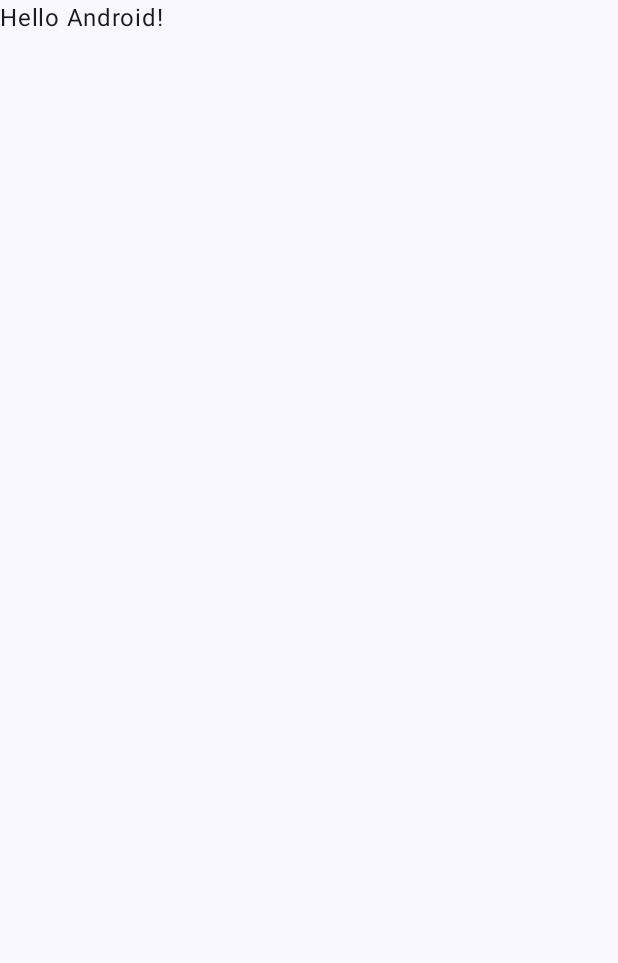
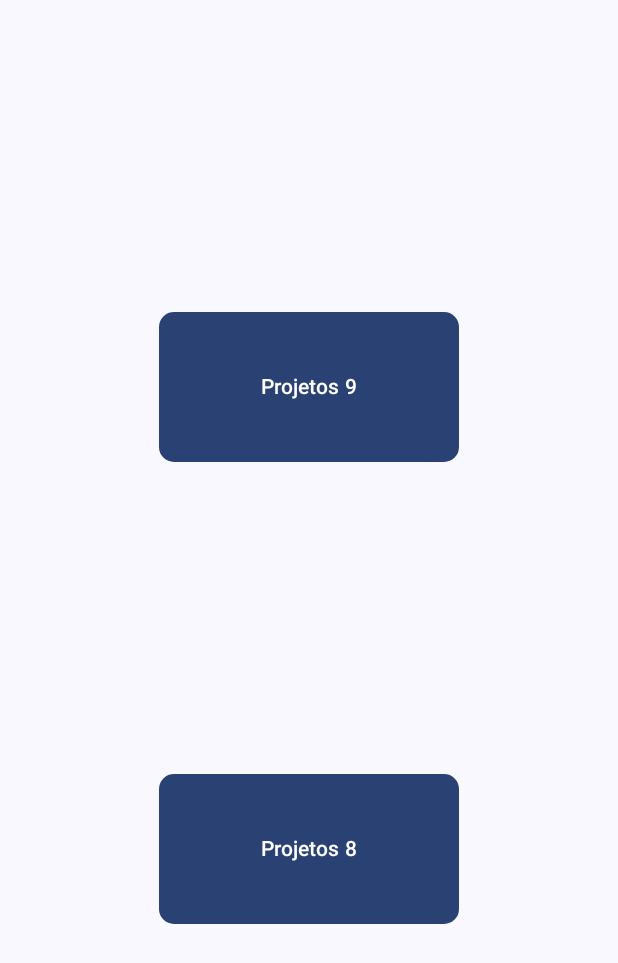
Before and after one commit to Boyuridod/PI9-Esteira-Controlada-Por-IA, an Android app built with Jetpack Compose: the screen it shows after launch (MainActivity), on a phone screen of 412 x 824 dp. Before the commit the part shown is almost empty. Shown: the top 963 px of the screen. Run offline under Robolectric (Android 15) with nearby library versions, the phone set to English and light mode, and no system bars.

Commit message:
Novas Telas

```diff
--- a/Olhos Da Esteira/app/src/main/java/com/example/olhosdaesteira/MainActivity.kt
+++ b/Olhos Da Esteira/app/src/main/java/com/example/olhosdaesteira/Projetos8.kt
@@ -4,44 +4,49 @@ import android.os.Bundle
 import androidx.activity.ComponentActivity
 import androidx.activity.compose.setContent
 import androidx.activity.enableEdgeToEdge
+import androidx.compose.foundation.layout.Arrangement
+import androidx.compose.foundation.layout.Column
 import androidx.compose.foundation.layout.fillMaxSize
 import androidx.compose.foundation.layout.padding
 import androidx.compose.material3.Scaffold
 import androidx.compose.material3.Text
 import androidx.compose.runtime.Composable
+import androidx.compose.ui.Alignment
 import androidx.compose.ui.Modifier
 import androidx.compose.ui.tooling.preview.Preview
 import com.example.olhosdaesteira.ui.theme.OlhosDaEsteiraTheme
 
-class MainActivity : ComponentActivity() {
+class Projetos8 : ComponentActivity() {
     override fun onCreate(savedInstanceState: Bundle?) {
         super.onCreate(savedInstanceState)
-        enableEdgeToEdge()
         setContent {
             OlhosDaEsteiraTheme {
-                Scaffold(modifier = Modifier.fillMaxSize()) { innerPadding ->
-                    Greeting(
-                        name = "Android",
-                        modifier = Modifier.padding(innerPadding)
-                    )
-                }
+                    TelaProjetos8()
             }
         }
     }
 }
 
 @Composable
-fun Greeting(name: String, modifier: Modifier = Modifier) {
-    Text(
-        text = "Hello $name!",
-        modifier = modifier
-    )
+fun TelaProjetos8() {
+    Scaffold {
+        innerPadding ->
+        Column(
+            modifier = Modifier
+                .fillMaxSize()
+                .padding(innerPadding),
+            verticalArrangement = Arrangement.SpaceEvenly,
+            horizontalAlignment = Alignment.CenterHorizontally
+        ) {
+
+        }
+    }
 }
 
 @Preview(showBackground = true)
 @Composable
-fun GreetingPreview() {
+fun TelaProjetos8Preview() {
     OlhosDaEsteiraTheme {
-        Greeting("Android")
+        TelaProjetos8()
     }
 }
--- /dev/null
+++ b/Olhos Da Esteira/app/src/main/java/com/example/olhosdaesteira/TelaPrincipal.kt
@@ -0,0 +1,80 @@
+package com.example.olhosdaesteira
+
+import android.content.Intent
+import android.os.Bundle
+import androidx.activity.ComponentActivity
+import androidx.activity.compose.setContent
+import androidx.compose.foundation.layout.Arrangement
+import androidx.compose.foundation.layout.Column
+import androidx.compose.foundation.layout.fillMaxSize
+import androidx.compose.foundation.layout.height
+import androidx.compose.foundation.layout.padding
+import androidx.compose.foundation.layout.width
+import androidx.compose.foundation.shape.RoundedCornerShape
+import androidx.compose.material3.Button
+import androidx.compose.material3.Scaffold
+import androidx.compose.material3.Text
+import androidx.compose.runtime.Composable
+import androidx.compose.ui.Alignment
+import androidx.compose.ui.Modifier
+import androidx.compose.ui.platform.LocalContext
+import androidx.compose.ui.tooling.preview.Preview
+import androidx.compose.ui.unit.dp
+import com.example.olhosdaesteira.ui.theme.OlhosDaEsteiraTheme
+
+class MainActivity : ComponentActivity() {
+    override fun onCreate(savedInstanceState: Bundle?) {
+        super.onCreate(savedInstanceState)
+        setContent {
+            OlhosDaEsteiraTheme {
+                TelaPrincipal()
+            }
+        }
+    }
+}
+
+@Composable
+fun TelaPrincipal() {
+    val context = LocalContext.current
+
+    Scaffold{
+        innerPadding ->
+        Column(
+            modifier = Modifier
+                .fillMaxSize()
+                .padding(innerPadding),
+            verticalArrangement = Arrangement.SpaceEvenly,
+            horizontalAlignment = Alignment.CenterHorizontally
+        ) {
+            Button(
+                onClick = {
+                    val intent = Intent(context, Projetos9Activity::class.java)
+                    context.startActivity(intent)
+                },
+                modifier = Modifier
+                    .width(200.dp)
+                    .height(100.dp),
+                shape = RoundedCornerShape(10.dp)
+            ) {
+                Text("Projetos 9")
+            }
+            Button(
+                onClick = { /* ação do botão 2 */ },
+                modifier = Modifier
+                    .width(200.dp)
+                    .height(100.dp),
+                shape = RoundedCornerShape(10.dp)
+            ) {
+                Text("Projetos 8")
+            }
+        }
+    }
+}
+
+@Preview(showBackground = true)
+@Composable
+fun TelaPrincipalPreview() {
+    OlhosDaEsteiraTheme {
+        TelaPrincipal()
+    }
+}
--- a/Olhos Da Esteira/app/src/main/res/values/strings.xml
+++ b/Olhos Da Esteira/app/src/main/res/values/strings.xml
@@ -1,3 +1,5 @@
 <resources>
     <string name="app_name">Olhos Da Esteira</string>
+    <string name="title_activity_projetos9">Projetos9</string>
+    <string name="title_activity_projetos8">Projetos8</string>
 </resources>
```
Also changed, not shown: Olhos Da Esteira/app/build.gradle.kts (+11 -0 lines), Olhos Da Esteira/app/src/main/AndroidManifest.xml (+16 -1 lines), Olhos Da Esteira/app/src/main/java/com/example/olhosdaesteira/Projetos9.kt (added, +153 -0 lines).
